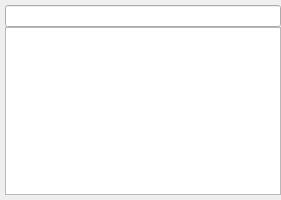
Qt form gui/gui/core/framework/nodepicker.ui (einsteinly/CAUV_old_software) before a commit.
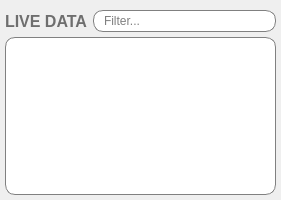
The same form after that commit. Custom widgets are drawn as their Qt base class.

The edit to the form file:
```diff
--- a/gui/gui/core/framework/nodepicker.ui
+++ b/gui/gui/core/framework/nodepicker.ui
@@ -13,27 +13,128 @@
   <property name="windowTitle">
    <string>Data Streams</string>
   </property>
+  <property name="autoFillBackground">
+   <bool>true</bool>
+  </property>
   <layout class="QVBoxLayout" name="verticalLayout">
    <property name="spacing">
-    <number>0</number>
+    <number>5</number>
    </property>
    <property name="leftMargin">
     <number>5</number>
    </property>
    <property name="topMargin">
-    <number>5</number>
+    <number>10</number>
    </property>
    <property name="rightMargin">
-    <number>0</number>
+    <number>5</number>
    </property>
    <property name="bottomMargin">
     <number>5</number>
    </property>
    <item>
-    <widget class="QLineEdit" name="filter"/>
+    <layout class="QHBoxLayout" name="horizontalLayout">
+     <item>
+      <widget class="QLabel" name="label">
+       <property name="palette">
+        <palette>
+         <active>
+          <colorrole role="WindowText">
+           <brush brushstyle="SolidPattern">
+            <color alpha="255">
+             <red>110</red>
+             <green>110</green>
+             <blue>110</blue>
+            </color>
+           </brush>
+          </colorrole>
+         </active>
+         <inactive>
+          <colorrole role="WindowText">
+           <brush brushstyle="SolidPattern">
+            <color alpha="255">
+             <red>110</red>
+             <green>110</green>
+             <blue>110</blue>
+            </color>
+           </brush>
+          </colorrole>
+         </inactive>
+         <disabled>
+          <colorrole role="WindowText">
+           <brush brushstyle="SolidPattern">
+            <color alpha="255">
+             <red>69</red>
+             <green>69</green>
+             <blue>69</blue>
+            </color>
+           </brush>
+          </colorrole>
+         </disabled>
+        </palette>
+       </property>
+       <property name="font">
+        <font>
+         <pointsize>12</pointsize>
+         <weight>75</weight>
+         <bold>true</bold>
+        </font>
+       </property>
+       <property name="text">
+        <string>LIVE DATA</string>
+       </property>
+      </widget>
+     </item>
+     <item>
+      <widget class="QLineEdit" name="filter">
+       <property name="styleSheet">
+        <string notr="true"> QLineEdit {
+     border: 1px solid gray;
+     border-radius: 10px;
+     padding: 2 8 2 8px;
+     background: white;
+ }
+
+QPushButton {
+     border: 0px solid;
+     border-radius: 9px;
+     background: rgba(100, 100, 100, 20);
+     color: white;
+     margin-right: 4px;
+     min-width: 18px;
+     min-height: 18px;
+     max-width: 18px;
+     max-height: 18px;
+	 font: 75 12pt &quot;Lucida Grande&quot;;
+}
+
+QPushButton:hover {
+     background: rgba(100, 100, 100, 190);
+}</string>
+       </property>
+       <property name="placeholderText">
+        <string>Filter...</string>
+       </property>
+      </widget>
+     </item>
+    </layout>
    </item>
    <item>
     <widget class="cauv::gui::NodeTreeView" name="view">
+     <property name="styleSheet">
+      <string notr="true"> QTreeView {
+     border: 1px solid gray;
+     border-radius: 10px;
+     padding-top: 0px;
+     padding-bottom: 10px;
+     show-decoration-selected: 1;
+     background: white;
+ }
+</string>
+     </property>
+     <property name="horizontalScrollBarPolicy">
+      <enum>Qt::ScrollBarAlwaysOff</enum>
+     </property>
      <property name="editTriggers">
       <set>QAbstractItemView::DoubleClicked|QAbstractItemView::EditKeyPressed|QAbstractItemView::SelectedClicked</set>
      </property>
@@ -52,8 +153,8 @@
      <property name="verticalScrollMode">
       <enum>QAbstractItemView::ScrollPerPixel</enum>
      </property>
-     <property name="indentation">
-      <number>10</number>
+     <property name="uniformRowHeights">
+      <bool>true</bool>
      </property>
      <property name="animated">
       <bool>true</bool>
@@ -61,8 +162,20 @@
      <property name="allColumnsShowFocus">
       <bool>true</bool>
      </property>
+     <property name="wordWrap">
+      <bool>true</bool>
+     </property>
+     <property name="headerHidden">
+      <bool>true</bool>
+     </property>
+     <attribute name="headerCascadingSectionResizes">
+      <bool>true</bool>
+     </attribute>
      <attribute name="headerDefaultSectionSize">
-      <number>200</number>
+      <number>100</number>
+     </attribute>
+     <attribute name="headerMinimumSectionSize">
+      <number>30</number>
      </attribute>
     </widget>
    </item>
```
Left out of the diff: 3 changed lines with no effect on the pictures.
